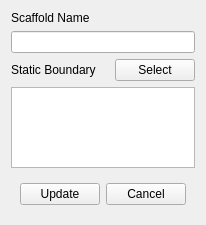
This is baramFlow/view/results/scaffolds/boundary_scaffold_dialog.ui in nextfoam/baram as Qt 5 draws it before an edit. The edited form follows.
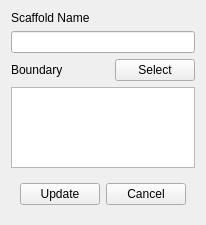
This is the edited form.

```diff
--- a/baramFlow/view/results/scaffolds/boundary_scaffold_dialog.ui
+++ b/baramFlow/view/results/scaffolds/boundary_scaffold_dialog.ui
@@ -60,7 +60,7 @@
       <item>
        <widget class="QLabel" name="label_8">
         <property name="text">
-         <string>Static Boundary</string>
+         <string>Boundary</string>
         </property>
        </widget>
       </item>
```
